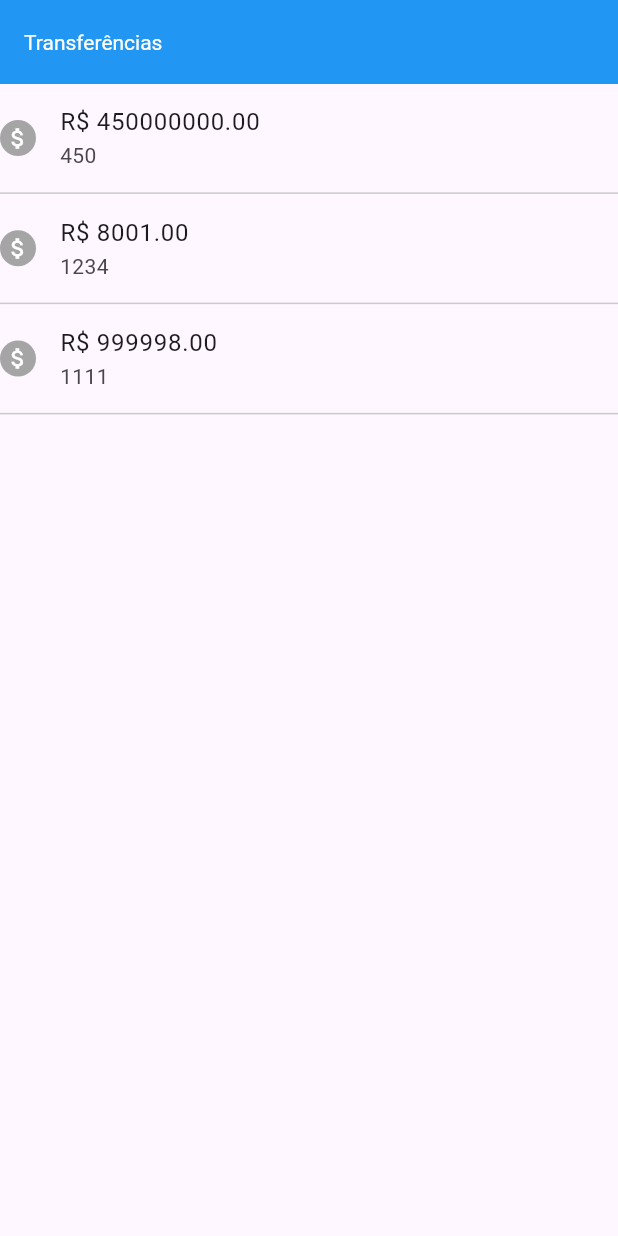
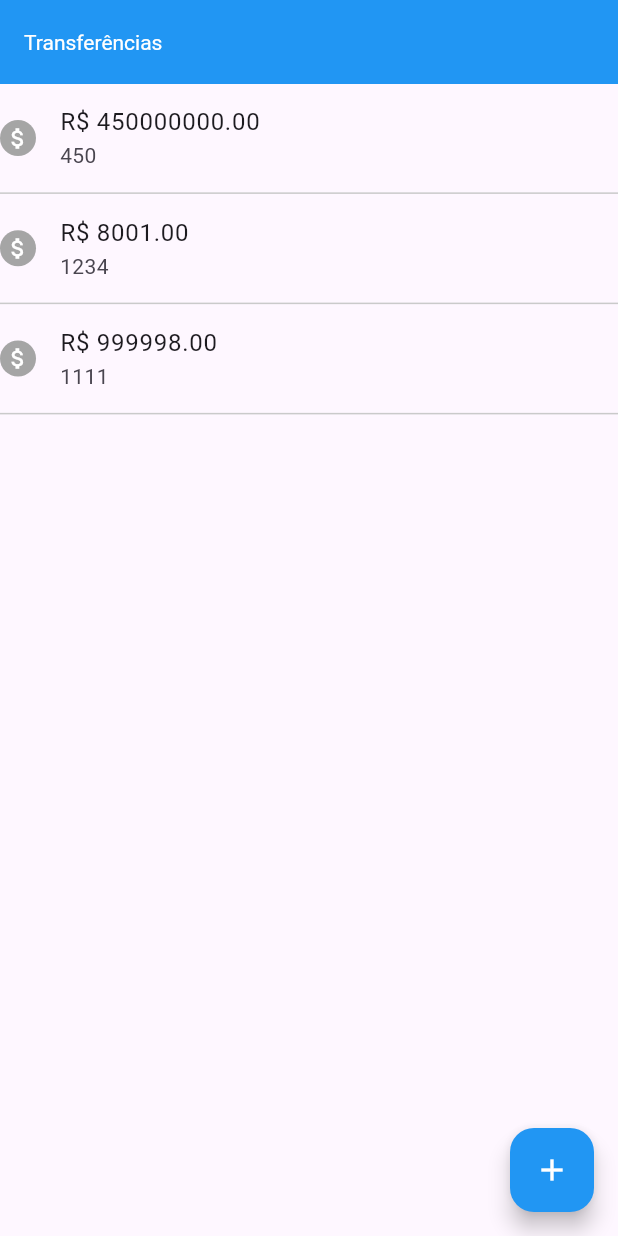
Before and after one commit to GilmarCz/transferencias, a Flutter app: the screen it shows after launch, on a phone screen of 412 x 824 dp. Run offline on Flutter 3.47's test engine with Material 3 defaults, Android fonts, the phone set to English and light mode, and no system bars.

Commit message:
Ajustado layout, adicionado boão add

```diff
--- a/lib/main.dart
+++ b/lib/main.dart
@@ -69,13 +69,30 @@ class TransfersPage extends StatelessWidget {
       ),
       appBar: AppBar(
         title: const Text("Transferências"),
-        backgroundColor: Colors.blue, // Define a cor de fundo da AppBar
-        iconTheme: const IconThemeData(color: Colors.white), toolbarTextStyle: const TextTheme(
-          titleLarge: TextStyle(color: Colors.white), // Define a cor do texto do título
-        ).bodyMedium, titleTextStyle: const TextTheme(
-          titleLarge: TextStyle(color: Colors.white), // Define a cor do texto do título
+        backgroundColor: Colors.blue,
+        iconTheme: const IconThemeData(color: Colors.white),
+        toolbarTextStyle: const TextTheme(
+          titleLarge: TextStyle(color: Colors.white),
+        ).bodyMedium,
+        titleTextStyle: const TextTheme(
+          titleLarge: TextStyle(color: Colors.white),
         ).titleLarge,
       ),
+      floatingActionButton: FloatingActionButton(
+        onPressed: () {
+          // Adicione a lógica desejada ao pressionar o botão de acrescentar
+          // Neste exemplo, apenas exibiremos um snackbar.
+          ScaffoldMessenger.of(context).showSnackBar(
+            const SnackBar(
+              content: Text('Botão de Acrescentar pressionado'),
+            ),
+          );
+        },
+        backgroundColor: Colors.blue,
+        foregroundColor: Colors.white, // Cor do ícone do botão flutuante
+        child: const Icon(Icons.add),
+      ),
+      floatingActionButtonLocation: FloatingActionButtonLocation.endFloat,
     );
   }
 }
```
